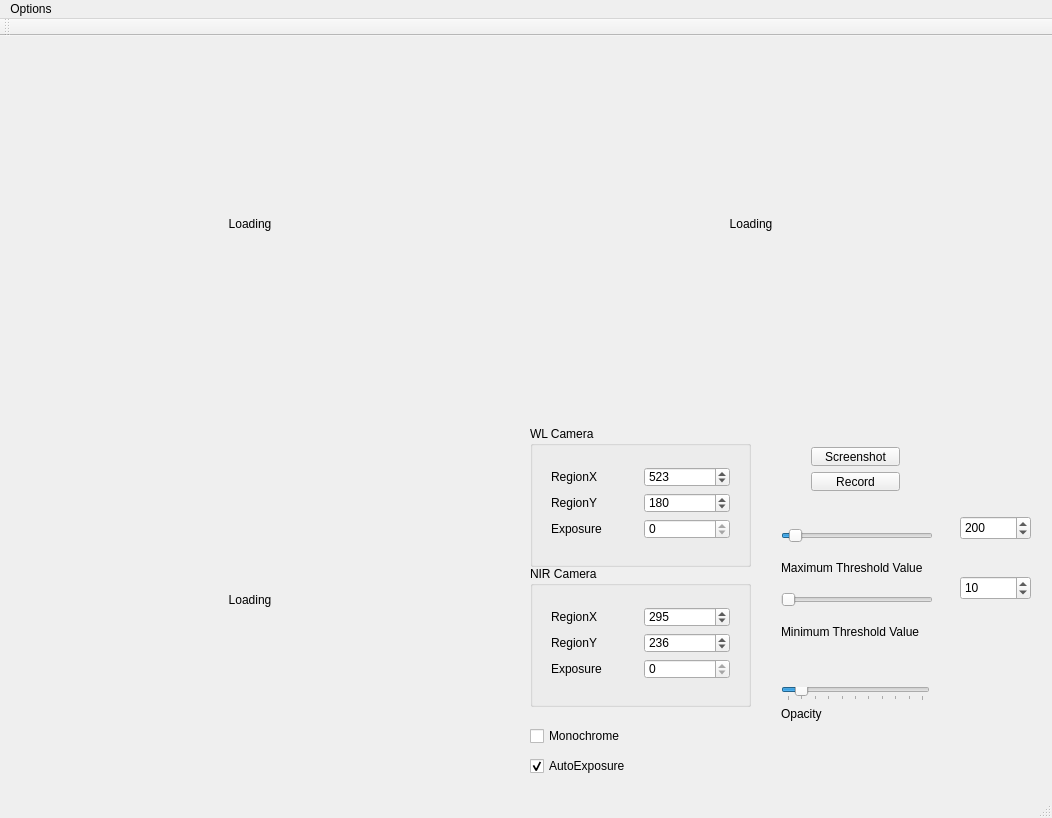
This is multichannelviewer.ui in Solid-Sponge/MultiChannelViewer as Qt 5 draws it before an edit. The edited form follows.
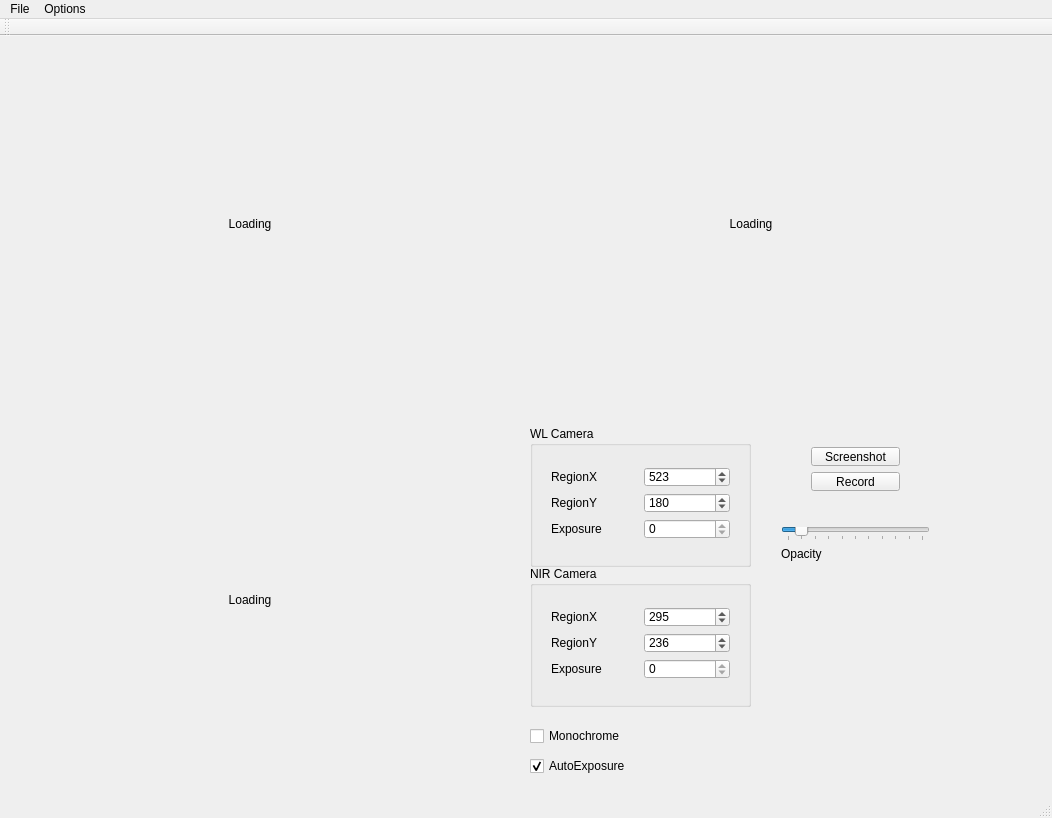
This is the edited form.

Commit message:
Removed unnecessary dynamic dependencies and GUI sliders
PvAPI is now linked statically. The old dynamic version is removed.
New folder system in place, organising library files by architecture and
OS. Static version of new libPvAPI is located there.

Removed threshold sliders and references to minVal/maxVal thresholds in
the code. This is not needed anymore due to automatic calibrating.

Patch:
```diff
--- a/multichannelviewer.ui
+++ b/multichannelviewer.ui
@@ -93,38 +93,6 @@
      <string>Monochrome</string>
     </property>
    </widget>
-   <widget class="QSpinBox" name="maxVal_spinbox">
-    <property name="geometry">
-     <rect>
-      <x>960</x>
-      <y>480</y>
-      <width>71</width>
-      <height>24</height>
-     </rect>
-    </property>
-    <property name="maximum">
-     <number>4096</number>
-    </property>
-    <property name="value">
-     <number>200</number>
-    </property>
-   </widget>
-   <widget class="QSpinBox" name="minVal_spinbox">
-    <property name="geometry">
-     <rect>
-      <x>960</x>
-      <y>540</y>
-      <width>71</width>
-      <height>24</height>
-     </rect>
-    </property>
-    <property name="maximum">
-     <number>4096</number>
-    </property>
-    <property name="value">
-     <number>10</number>
-    </property>
-   </widget>
    <widget class="QGroupBox" name="WL_camera">
     <property name="geometry">
      <rect>
@@ -332,62 +300,7 @@
     <property name="geometry">
      <rect>
       <x>770</x>
-      <y>481</y>
-      <width>174</width>
-      <height>144</height>
-     </rect>
-    </property>
-    <layout class="QVBoxLayout" name="NIR_Thresholds">
-     <item>
-      <widget class="QSlider" name="maxVal">
-       <property name="maximum">
-        <number>4096</number>
-       </property>
-       <property name="value">
-        <number>200</number>
-       </property>
-       <property name="sliderPosition">
-        <number>200</number>
-       </property>
-       <property name="orientation">
-        <enum>Qt::Horizontal</enum>
-       </property>
-      </widget>
-     </item>
-     <item>
-      <widget class="QLabel" name="text_Max_Thresh_Val">
-       <property name="text">
-        <string>Maximum Threshold Value</string>
-       </property>
-      </widget>
-     </item>
-     <item>
-      <widget class="QSlider" name="minVal">
-       <property name="maximum">
-        <number>4096</number>
-       </property>
-       <property name="value">
-        <number>10</number>
-       </property>
-       <property name="orientation">
-        <enum>Qt::Horizontal</enum>
-       </property>
-      </widget>
-     </item>
-     <item>
-      <widget class="QLabel" name="text_Min_Thresh_Val">
-       <property name="text">
-        <string>Minimum Threshold Value</string>
-       </property>
-      </widget>
-     </item>
-    </layout>
-   </widget>
-   <widget class="QWidget" name="layoutWidget">
-    <property name="geometry">
-     <rect>
-      <x>770</x>
-      <y>640</y>
+      <y>480</y>
       <width>171</width>
       <height>56</height>
      </rect>
@@ -449,6 +362,12 @@
     </property>
     <addaction name="actionCalibrate_NIR"/>
    </widget>
+   <widget class="QMenu" name="menuFile">
+    <property name="title">
+     <string>File</string>
+    </property>
+   </widget>
+   <addaction name="menuFile"/>
    <addaction name="menuOptions"/>
   </widget>
   <widget class="QToolBar" name="mainToolBar">
```
Left out of the diff: 3 changed lines with no effect on the pictures. The commit also changes 5 other files.
